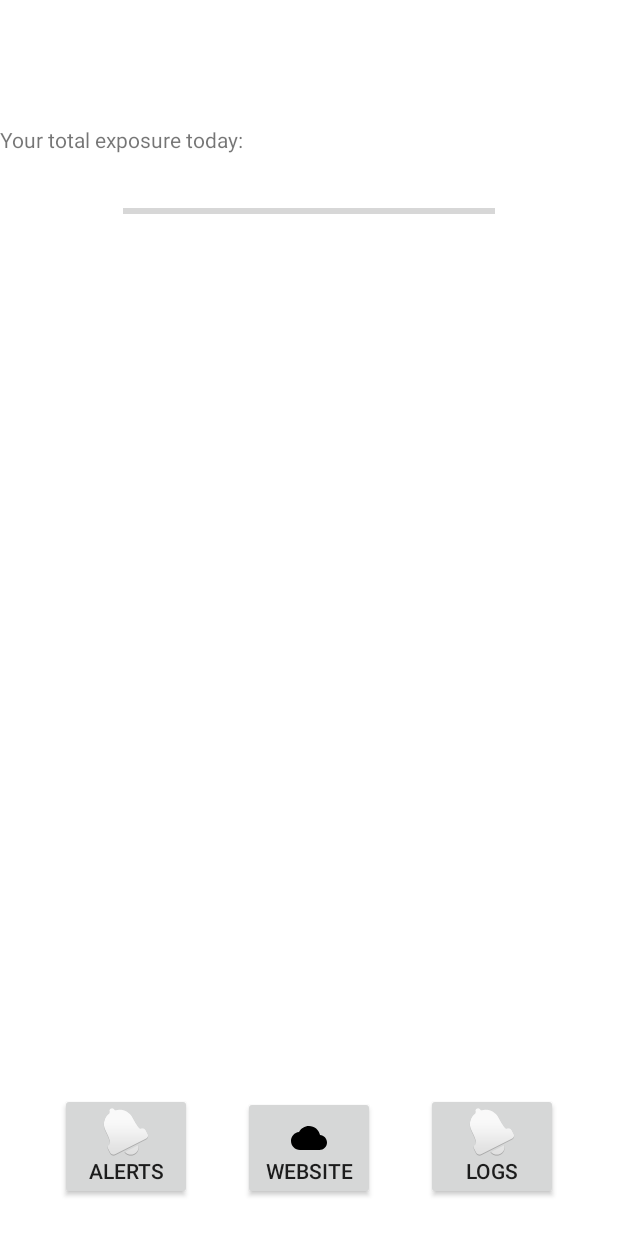
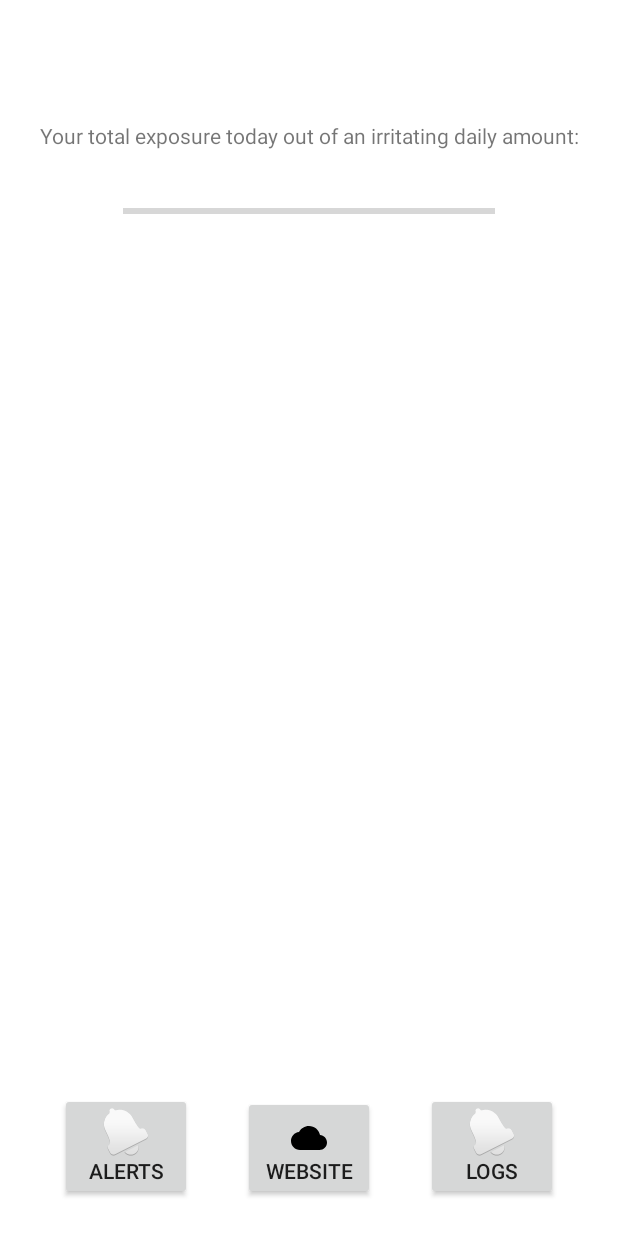
Before and after one commit to rphi/IoTSSC, an Android app: the HomeActivity screen opened directly, with no data from a screen before it, on a phone screen of 412 x 824 dp. Run offline under Robolectric (Android 15) with nearby library versions, the phone set to English and light mode, and no system bars.

Commit message:
adjust home screen wording

```diff
--- a/android/IoTSSC_App/app/src/main/res/layout/activity_home.xml
+++ b/android/IoTSSC_App/app/src/main/res/layout/activity_home.xml
@@ -59,9 +59,10 @@
         android:id="@+id/textView"
         android:layout_width="wrap_content"
         android:layout_height="wrap_content"
-        android:layout_marginBottom="13dp"
-        android:text="Your total exposure today:"
+        android:layout_marginBottom="16dp"
+        android:text="Your total exposure today out of an irritating daily amount:"
         app:layout_constraintBottom_toTopOf="@+id/exposureBar"
-        tools:layout_editor_absoluteX="82dp" />
+        app:layout_constraintEnd_toEndOf="parent"
+        app:layout_constraintStart_toStartOf="parent" />
 
 </androidx.constraintlayout.widget.ConstraintLayout>
```
